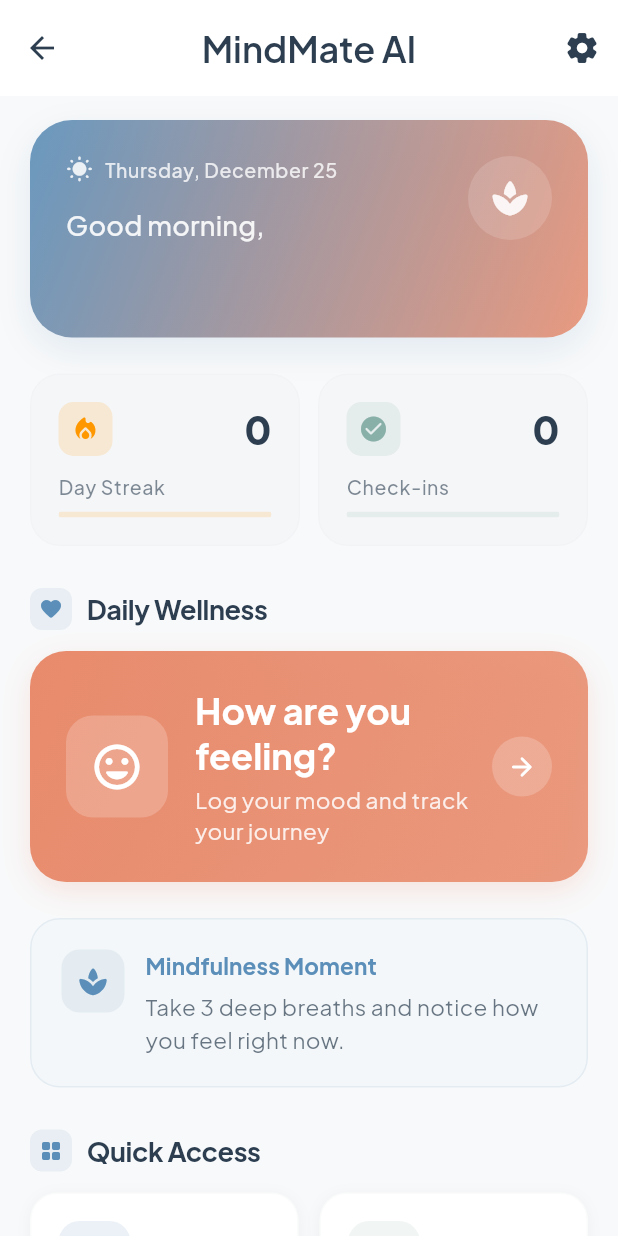
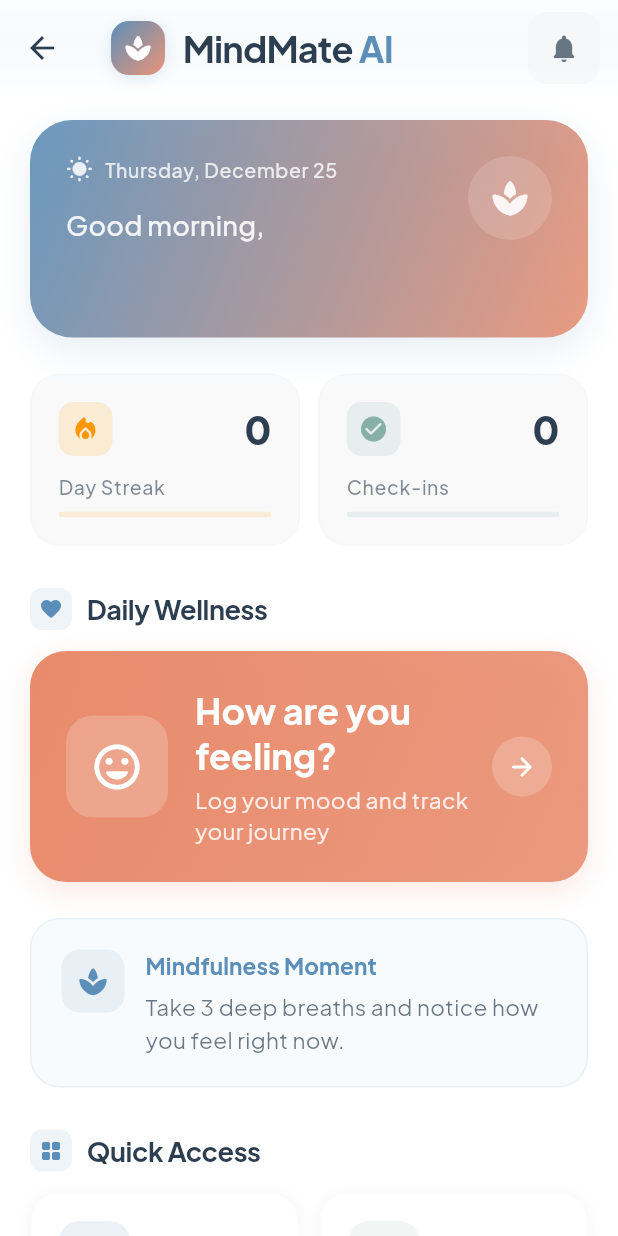
Before and after one commit to CODEwithZAKI2/MindMate-AI, a Flutter app: the HomeScreen screen opened directly, on a phone screen of 412 x 824 dp. Run offline on Flutter 3.47's test engine with Material 3 defaults, Android fonts, the phone set to English and light mode, and no system bars; our stand-ins replace cloud_firestore, cloud_functions, connectivity_plus, equatable, firebase_auth, firebase_core and 9 more; accounts and stored records are empty.

```diff
--- a/lib/presentation/screens/home/home_screen.dart
+++ b/lib/presentation/screens/home/home_screen.dart
@@ -17,14 +17,91 @@ class HomeScreen extends ConsumerWidget {
     final authState = ref.watch(authStateProvider);
 
     return Scaffold(
+      backgroundColor: theme.colorScheme.surface,
       appBar: AppBar(
-        title: const Text('MindMate AI'),
+        backgroundColor: Colors.transparent,
+        elevation: 0,
+        scrolledUnderElevation: 0,
+        flexibleSpace: Container(
+          decoration: BoxDecoration(
+            gradient: LinearGradient(
+              colors: [
+                theme.colorScheme.primaryContainer.withOpacity(0.15),
+                theme.colorScheme.surface,
+              ],
+              begin: Alignment.topCenter,
+              end: Alignment.bottomCenter,
+            ),
+          ),
+        ),
+        title: Row(
+          children: [
+            // Branded logo container
+            Container(
+              padding: const EdgeInsets.all(8),
+              decoration: BoxDecoration(
+                gradient: LinearGradient(
+                  colors: [
+                    theme.colorScheme.primary,
+                    theme.colorScheme.secondary.withOpacity(0.9),
+                  ],
+                  begin: Alignment.topLeft,
+                  end: Alignment.bottomRight,
+                ),
+                borderRadius: BorderRadius.circular(12),
+                boxShadow: [
+                  BoxShadow(
+                    color: theme.colorScheme.primary.withOpacity(0.2),
+                    blurRadius: 8,
+                    offset: const Offset(0, 2),
+                  ),
+                ],
+              ),
+              child: const Icon(
+                Icons.spa_rounded,
+                color: Colors.white,
+                size: 20,
+              ),
+            ),
+            const SizedBox(width: 12),
+            // Brand name with subtle styling
+            Text(
+              'MindMate',
+              style: theme.textTheme.titleLarge?.copyWith(
+                fontWeight: FontWeight.w700,
+                color: theme.colorScheme.onSurface,
+                letterSpacing: -0.5,
+              ),
+            ),
+            const SizedBox(width: 4),
+            Text(
+              'AI',
+              style: theme.textTheme.titleLarge?.copyWith(
+                fontWeight: FontWeight.w700,
+                color: theme.colorScheme.primary,
+                letterSpacing: -0.5,
+              ),
+            ),
+          ],
+        ),
         actions: [
-          IconButton(
-            icon: const Icon(Icons.settings_rounded),
-            onPressed: () {
-              context.push(Routes.settings);
-            },
+          // Notification button
+          Container(
+            margin: const EdgeInsets.only(right: 12),
+            decoration: BoxDecoration(
+              color: theme.colorScheme.surfaceContainerHighest.withOpacity(0.6),
+              borderRadius: BorderRadius.circular(12),
+            ),
+            child: IconButton(
+              icon: Icon(
+                Icons.notifications_rounded,
+                color: theme.colorScheme.onSurface.withOpacity(0.7),
+                size: 22,
+              ),
+              onPressed: () {
+                // Notification action placeholder
+              },
+            ),
           ),
         ],
       ),
```
